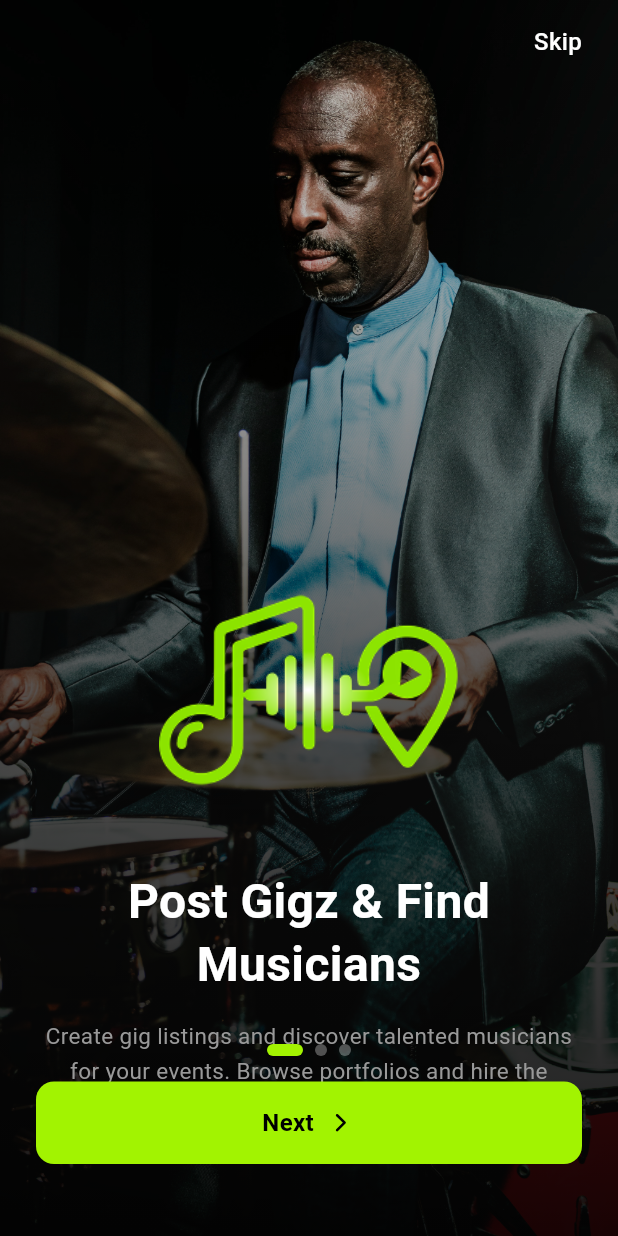
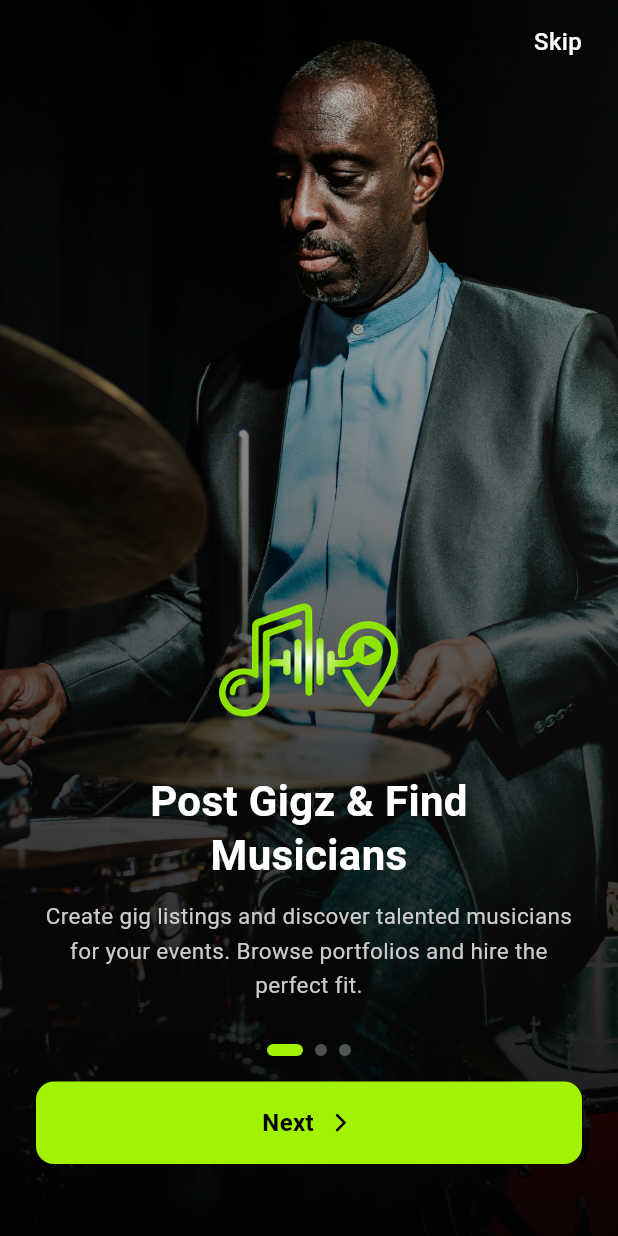
Before and after one commit to itismemuhammadali/EncoreGigs-Platform, a Flutter app: the screen it shows after launch, on a phone screen of 412 x 824 dp. Run offline on Flutter 3.47's test engine with Material 3 defaults, Android fonts, the light colour scheme and no system bars; our stand-ins replace audioplayers, chewie, cloud_firestore, file_picker, firebase_auth, firebase_core and 9 more; missing offline and left inert: flutter_stripe; accounts and stored records are empty; network calls fail; project files that could hold a hidden picture were left out.

Commit message:
fix: Position onboarding content 40px above bottom controls in both apps

```diff
--- a/apps/organizer/lib/screens/onboarding/onboarding_screen.dart
+++ b/apps/organizer/lib/screens/onboarding/onboarding_screen.dart
@@ -188,61 +188,60 @@ class _OnboardingScreenState extends State<OnboardingScreen> {
                 Colors.black.withValues(alpha: 0.1),
                 Colors.black.withValues(alpha: 0.4),
                 Colors.black.withValues(alpha: 0.7),
-                Colors.black.withValues(alpha: 0.9),
+                Colors.black.withValues(alpha: 0.95),
               ],
               stops: const [0.0, 0.3, 0.6, 1.0],
             ),
           ),
         ),
-        // Original layout with original spacers
-        SingleChildScrollView(
-          child: Column(
-            children: [
-              SizedBox(
-                height: 360, // Original height
-                child: Container(),
-              ),
-              Padding(
+        // Content - Positioned cleanly right above the bottom controls (40px above page indicators)
+        Positioned(
+          left: 0,
+          right: 0,
+          bottom: 155,
+          top: MediaQuery.of(context).padding.top + 40,
+          child: Align(
+            alignment: Alignment.bottomCenter,
+            child: SingleChildScrollView(
               padding: const EdgeInsets.symmetric(horizontal: 24),
               child: Column(
+                mainAxisSize: MainAxisSize.min,
                 crossAxisAlignment: CrossAxisAlignment.center,
                 children: [
                   SizedBox(
-                      height: 200,
-                      width: 200,
+                    height: 120,
+                    width: 120,
                     child: Image.asset(
                       page.logoPath,
                       fit: BoxFit.contain,
                       errorBuilder: (context, error, stackTrace) => const Icon(Icons.error, color: Colors.white),
                     ),
                   ),
-                    const SizedBox(height: 20),
+                  const SizedBox(height: 16),
                   Text(
                     page.title,
                     textAlign: TextAlign.center,
                     style: const TextStyle(
                       color: Colors.white,
-                        fontSize: 32,
+                      fontSize: 28,
                       fontWeight: FontWeight.w700,
                       height: 1.3,
                     ),
                   ),
-                    const SizedBox(height: 16),
+                  const SizedBox(height: 12),
                   Text(
                     page.description,
                     textAlign: TextAlign.center,
                     style: const TextStyle(
-                        color: Color(0xFF999999),
+                      color: Color(0xFFCCCCCC),
                       fontSize: 15,
                       fontWeight: FontWeight.w400,
                       height: 1.5,
                     ),
                   ),
-                    const SizedBox(height: 40),
                 ],
               ),
             ),
-            ],
           ),
         ),
       ],
```
Also changed, not shown: apps/musician/lib/screens/onboarding/onboarding_screen.dart (+18 -17 lines). Lines whose indentation alone changed are shown as unchanged.
